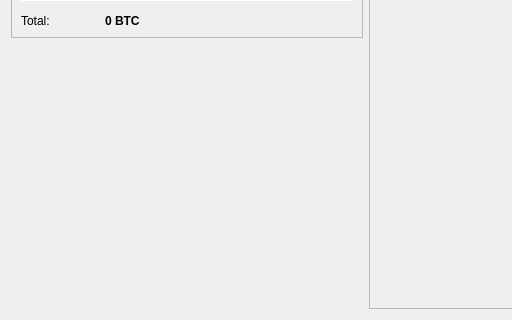
The window that src/qt/forms/overviewpage.ui (mammix2/MaiaCoin) describes before a commit, drawn with Qt 5; both pictures show x 0 to 512 and y 152 to 472 of the 732 by 472 pixel window.
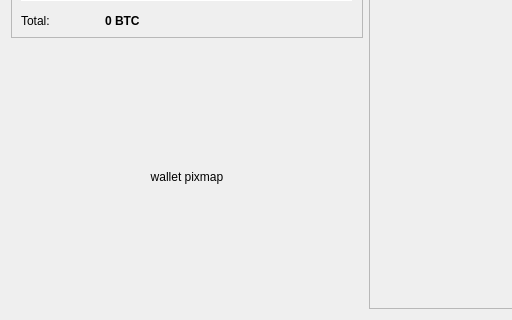
The same window after the commit. Icons and pictures are not drawn.

Commit message: Graphical updates and styles

Diff of the .ui file:
```diff
--- a/src/qt/forms/overviewpage.ui
+++ b/src/qt/forms/overviewpage.ui
@@ -13,9 +13,6 @@
   <property name="windowTitle">
    <string>Form</string>
   </property>
-  <property name="styleSheet">
-   <string notr="true"/>
-  </property>
   <layout class="QHBoxLayout" name="horizontalLayout" stretch="0,0">
    <item>
     <layout class="QVBoxLayout" name="verticalLayout_2">
@@ -256,10 +253,7 @@
      <item>
       <widget class="QLabel" name="label_2">
        <property name="text">
-        <string/>
-       </property>
-       <property name="pixmap">
-        <pixmap resource="../bitcoin.qrc">:/images/Wallet_Logo</pixmap>
+        <string>wallet pixmap</string>
        </property>
        <property name="alignment">
         <set>Qt::AlignCenter</set>
```
Left out of the diff: 6 changed lines with no effect on the pictures. The commit also changes 28 other files.
